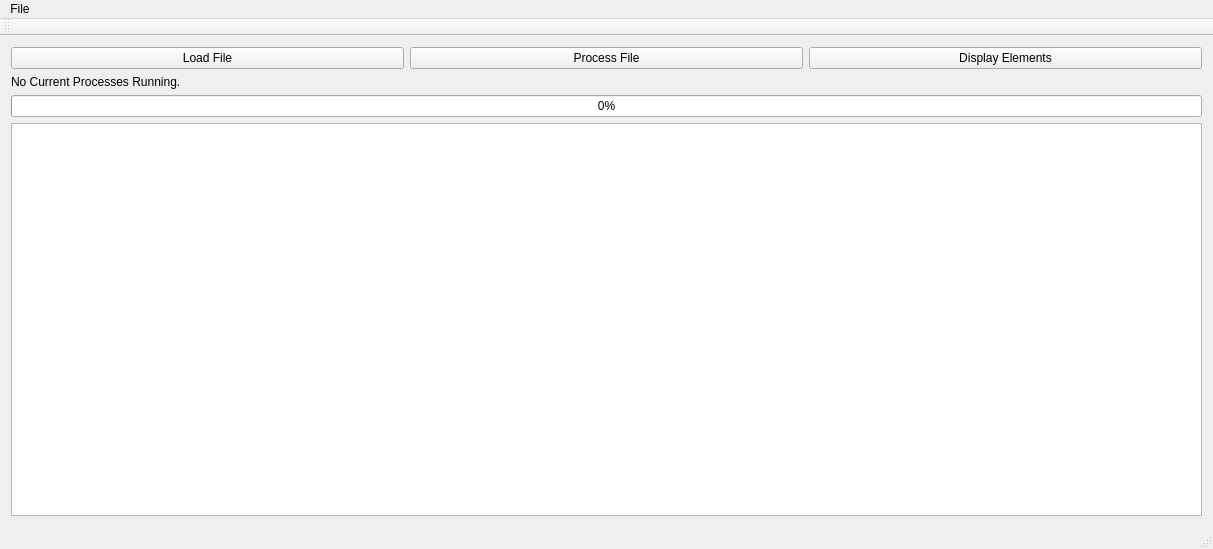
Inexorably/Avalon, file mainwindow.ui: the form before one commit.
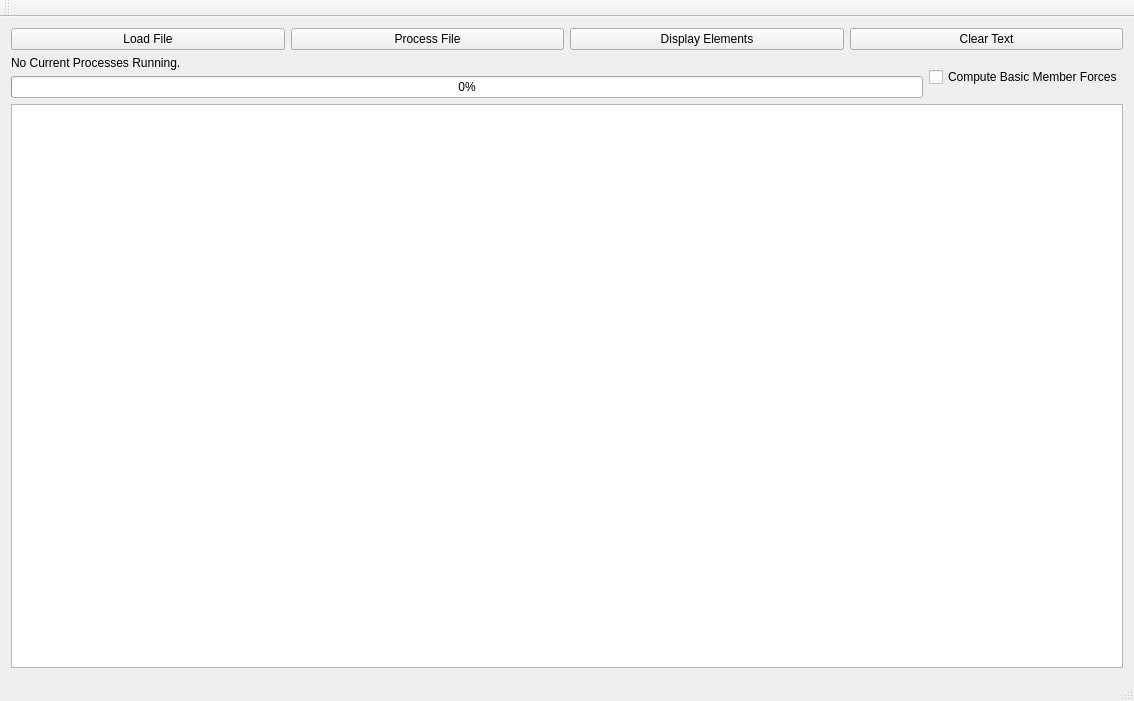
The form after the commit.

The edit to the form file:
```diff
--- a/mainwindow.ui
+++ b/mainwindow.ui
@@ -9,8 +9,8 @@
    <rect>
     <x>0</x>
     <y>0</y>
-    <width>1213</width>
-    <height>549</height>
+    <width>1134</width>
+    <height>701</height>
    </rect>
   </property>
   <property name="windowTitle">
@@ -41,8 +41,17 @@
         </property>
        </widget>
       </item>
+      <item>
+       <widget class="QPushButton" name="pushButton">
+        <property name="text">
+         <string>Clear Text</string>
+        </property>
+       </widget>
+      </item>
      </layout>
     </item>
+    <item>
+     <layout class="QHBoxLayout" name="horizontalLayout_2">
     <item>
      <layout class="QVBoxLayout" name="verticalLayout">
       <item>
@@ -62,6 +71,15 @@
      </layout>
     </item>
     <item>
+       <widget class="QCheckBox" name="checkBox">
+        <property name="text">
+         <string>Compute Basic Member Forces</string>
+        </property>
+       </widget>
+      </item>
+     </layout>
+    </item>
+    <item>
      <widget class="QPlainTextEdit" name="errorTextBrowser">
       <property name="readOnly">
        <bool>true</bool>
@@ -70,24 +88,6 @@
     </item>
    </layout>
   </widget>
-  <widget class="QMenuBar" name="menuBar">
-   <property name="geometry">
-    <rect>
-     <x>0</x>
-     <y>0</y>
-     <width>1213</width>
-     <height>26</height>
-    </rect>
-   </property>
-   <widget class="QMenu" name="menuFile">
-    <property name="title">
-     <string>File</string>
-    </property>
-    <addaction name="actionSave_Variables"/>
-    <addaction name="actionSave_Model"/>
-   </widget>
-   <addaction name="menuFile"/>
-  </widget>
   <widget class="QToolBar" name="mainToolBar">
    <attribute name="toolBarArea">
     <enum>TopToolBarArea</enum>
```
Left out of the diff: 2 changed lines with no effect on the pictures. Lines whose indentation alone changed are shown as unchanged.
